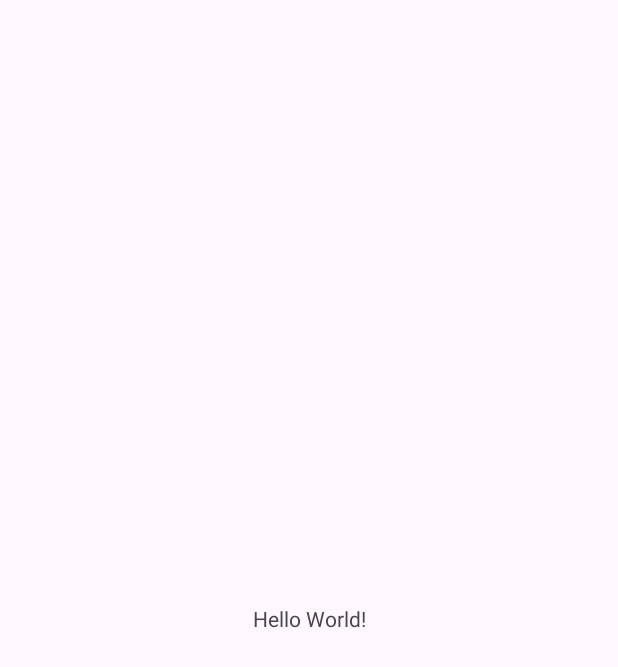
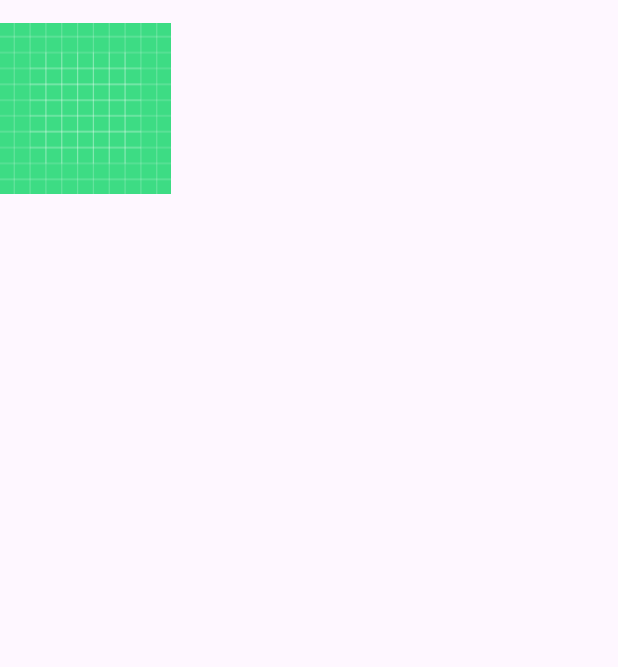
Before and after one commit to adrencina/ProyectoPOO, an Android app: the screen it shows after launch (MainActivity), on a phone screen of 412 x 824 dp. Before the commit the part shown is almost empty. Shown: the top 667 px of the screen. Run offline under Robolectric (Android 15) with nearby library versions, the phone set to English and light mode, and no system bars.

Commit message:
probando xml

```diff
--- a/app/src/main/res/layout/activity_main.xml
+++ b/app/src/main/res/layout/activity_main.xml
@@ -7,13 +7,40 @@
     android:layout_height="match_parent"
     tools:context=".MainActivity">
 
-    <TextView
-        android:layout_width="wrap_content"
-        android:layout_height="wrap_content"
-        android:text="Hello World!"
-        app:layout_constraintBottom_toBottomOf="parent"
-        app:layout_constraintEnd_toEndOf="parent"
-        app:layout_constraintStart_toStartOf="parent"
-        app:layout_constraintTop_toTopOf="parent" />
+    <LinearLayout
+        android:layout_width="398dp"
+        android:layout_height="144dp"
+        android:orientation="horizontal"
+        tools:layout_editor_absoluteX="6dp"
+        tools:layout_editor_absoluteY="6dp">
+
+        <LinearLayout
+            android:layout_width="114dp"
+            android:layout_height="match_parent"
+            android:orientation="vertical">
+
+            <ImageView
+                android:id="@+id/imageView2"
+                android:layout_width="match_parent"
+                android:layout_height="168dp"
+                android:layout_weight="1"
+                app:srcCompat="@drawable/ic_launcher_background" />
+        </LinearLayout>
+
+    </LinearLayout>
+
+    <LinearLayout
+        android:layout_width="398dp"
+        android:layout_height="144dp"
+        android:orientation="horizontal"
+        tools:layout_editor_absoluteX="6dp"
+        tools:layout_editor_absoluteY="160dp"/>
+
+    <LinearLayout
+        android:layout_width="398dp"
+        android:layout_height="144dp"
+        android:orientation="horizontal"
+        tools:layout_editor_absoluteX="6dp"
+        tools:layout_editor_absoluteY="314dp"></LinearLayout>
 
 </androidx.constraintlayout.widget.ConstraintLayout>
```
